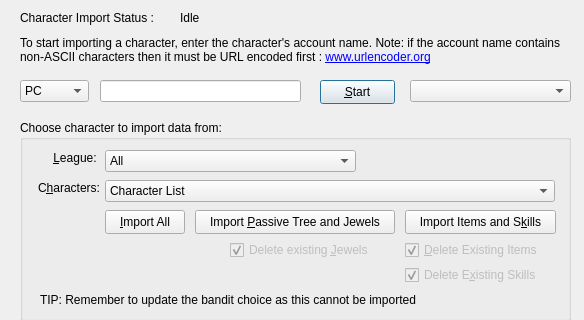
The window that Assets/dlgImport.ui (PathOfBuildingCommunity/PathOfBuilding-Python) describes before a commit, drawn with Qt 5; both pictures show x 0 to 584 and y 0 to 320 of the 584 by 470 pixel window.
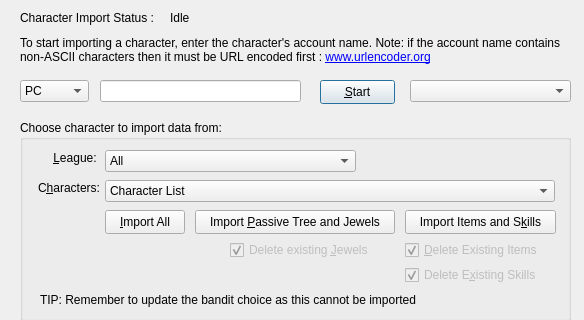
The same window after the commit. Icons and pictures are not drawn.

Commit message: copy delete and new work on  manage tree dialog. Still have convert to go ... Found an issue with json import for Trees, so fixed that too.

The edit to the form file:
```diff
--- a/Assets/dlgImport.ui
+++ b/Assets/dlgImport.ui
@@ -33,9 +33,9 @@
   <widget class="QLabel" name="label_Status">
    <property name="geometry">
     <rect>
-     <x>180</x>
+     <x>170</x>
      <y>10</y>
-     <width>191</width>
+     <width>401</width>
      <height>16</height>
     </rect>
    </property>
```
The commit also changes 5 other files.
